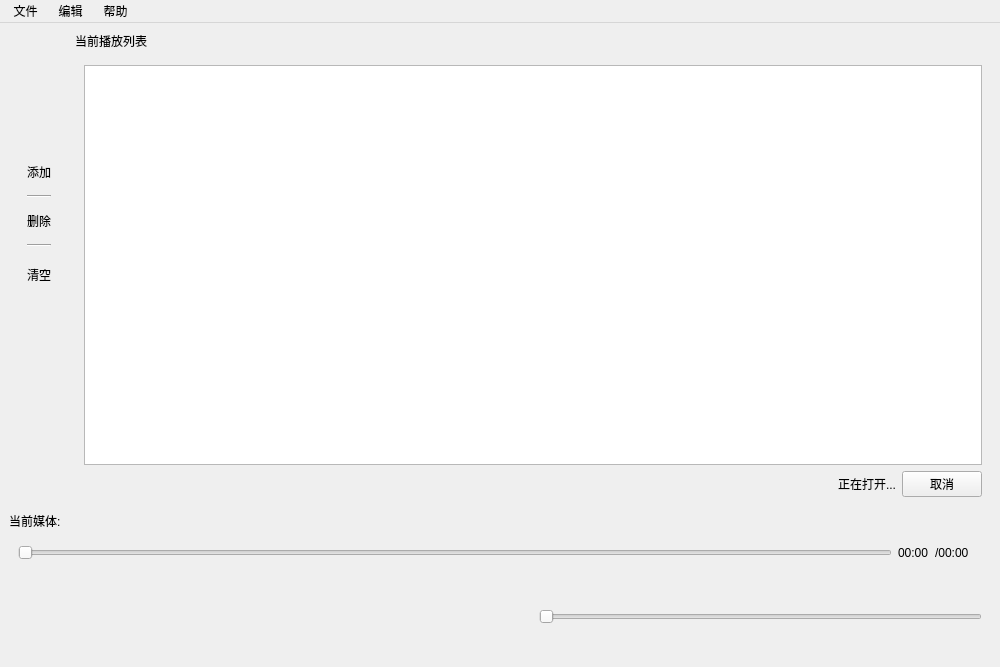
First picture: the form in src/playerwindow.ui, repository Remaker01/TinyPlayer, before the edit.
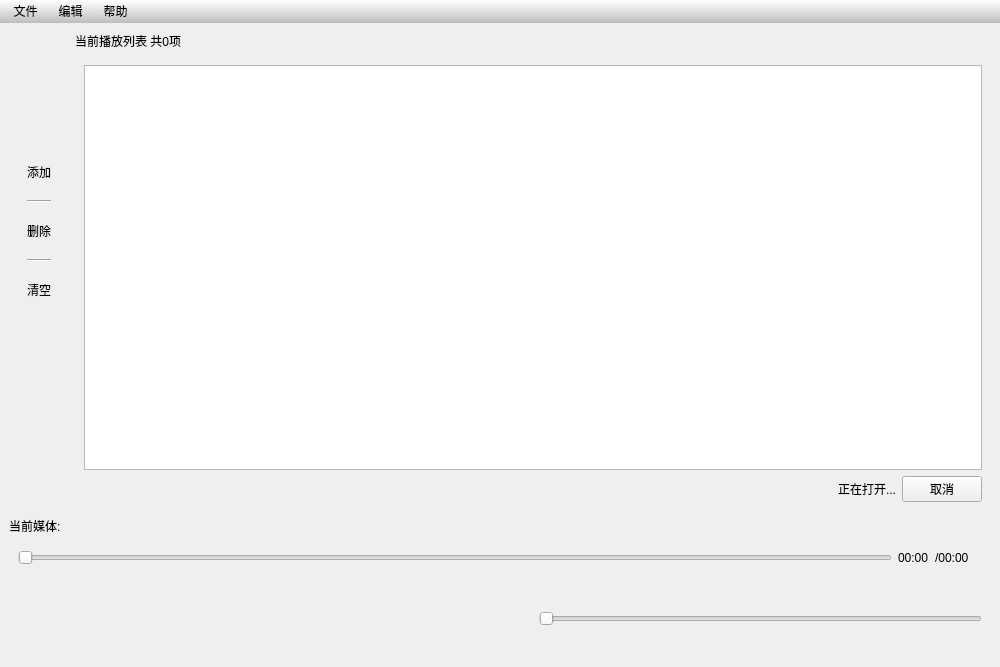
Second picture: the form after the edit. Icons and pictures are not drawn. Custom widgets are drawn as their Qt base class.

Patch:
```diff
--- a/src/playerwindow.ui
+++ b/src/playerwindow.ui
@@ -96,7 +96,7 @@
        </sizepolicy>
       </property>
       <property name="text">
-       <string>当前播放列表</string>
+       <string>当前播放列表 共0项</string>
       </property>
      </widget>
     </item>
@@ -344,7 +344,7 @@
 background-repeat:no-repeat;
 border:0px;
 background-position:center center;
-padding:0px;
+padding-bottom:5px;
 }
 QPushButton:hover{
 background-color: rgba(255, 255, 255,127);
@@ -396,7 +396,7 @@
 background-repeat:no-repeat;
 border:0px;
 background-position:center center;
-padding:0px;
+padding-bottom:5px;
 }
 QPushButton:hover{
 background-color: rgba(255, 255, 255,127);
@@ -499,6 +499,12 @@
      <height>26</height>
     </rect>
    </property>
+   <property name="styleSheet">
+    <string notr="true">QMenuBar {
+background-color: qlineargradient(spread:pad, x1:0, y1:0, x2:0, y2:1, stop:0 rgb(255, 255, 255), stop:1 rgb(190, 190, 190));
+}
+</string>
+   </property>
    <widget class="QMenu" name="menu">
     <property name="title">
      <string> 文件 </string>
```
Left out of the diff: 4 changed lines with no effect on the pictures.
